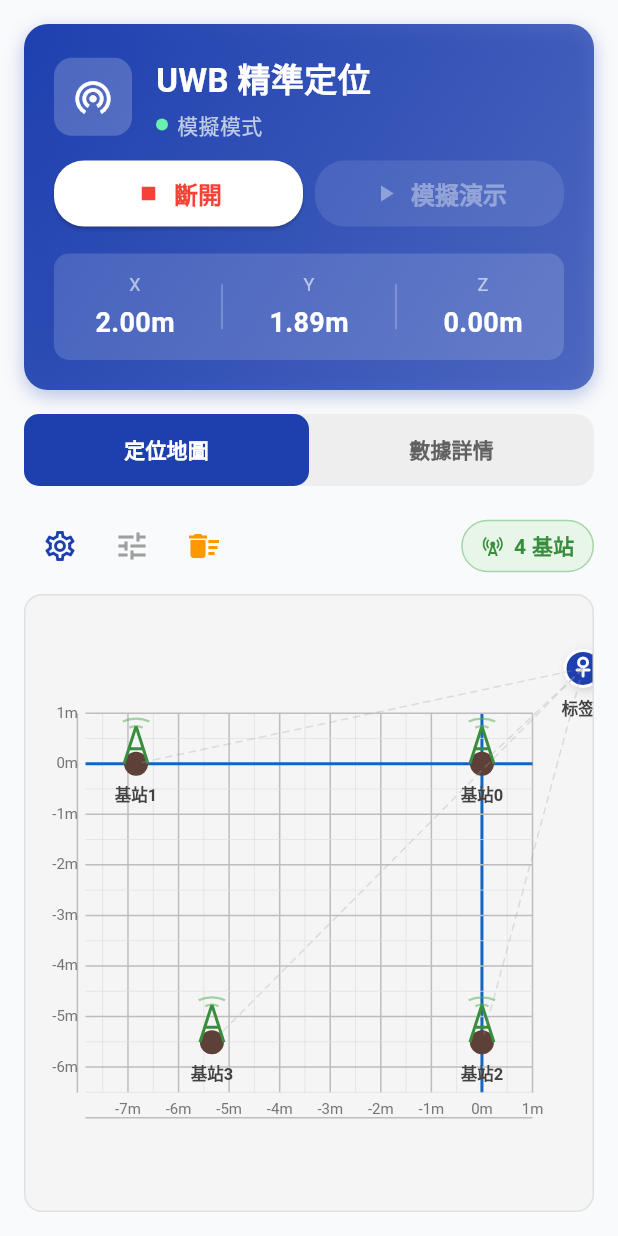
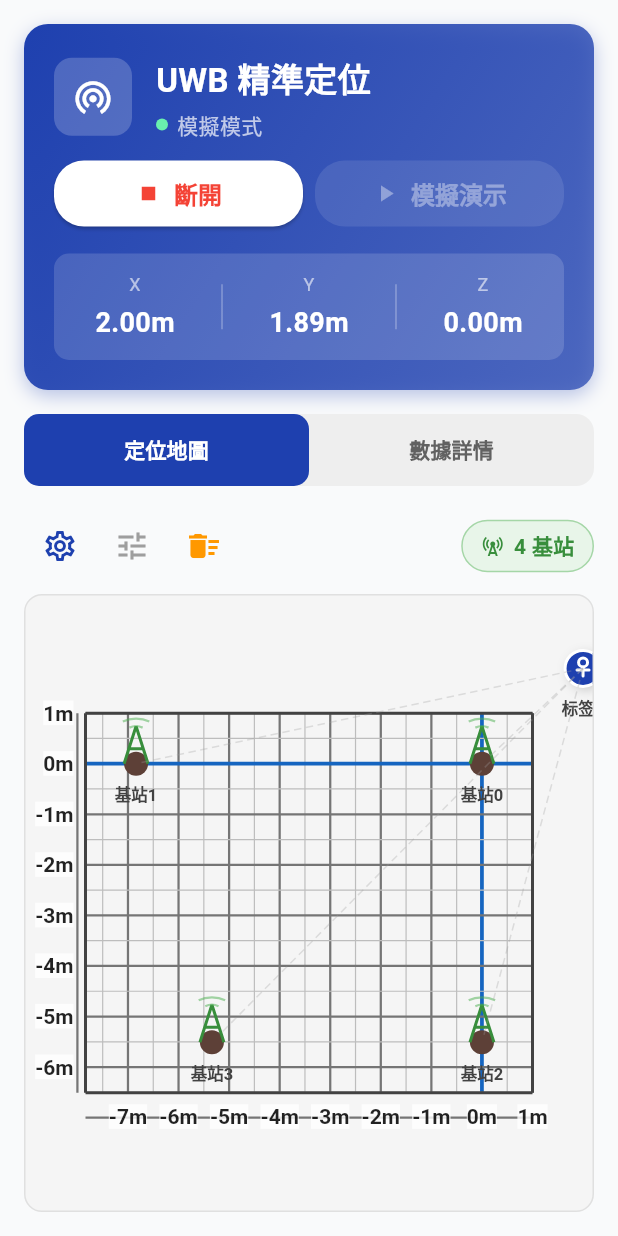
Before and after one commit to bil1812136-create/bsafe, a Flutter app: the LocationScreen screen opened directly, after a tap on "模擬演示", on a phone screen of 412 x 824 dp. Run offline on Flutter 3.47's test engine with Material 3 defaults, Android fonts, the phone set to English and light mode, and no system bars; our stand-ins replace connectivity_plus, file_picker, fl_chart, flutter_svg, image_picker, sqflite and 1 more; missing offline and left inert: dart:js_interop, flutter_libserialport, pdfrx; accounts and stored records are empty.

Commit message:
modified:   bsafe/flutter_app/lib/services/uwb_service.dart 	modified:   bsafe/flutter_app/lib/widgets/uwb_position_canvas.dart 	modified:   bsafe/flutter_app/lib/widgets/uwb_settings_panel.dart 	modified:   bsafe/flutter_app/pubspec.lock 	modified:   bsafe/flutter_app/pubspec.yaml 	modified:   bsafe/flutter_app/windows/flutter/generated_plugin_registrant.cc 	modified:   bsafe/flutter_app/windows/flutter/generated_plugins.cmake 	modified:   bsafe/flutter_app/Ai_Thinker_Twr_V1_0_1/TREKanc_config.xml 	modified:   bsafe/flutter_app/Ai_Thinker_Twr_V1_0_1/TREKthird_config.xml 	modified:   bsafe/flutter_app/Ai_Thinker_Twr_V1_0_1/TREKview_config.xml

```diff
--- a/bsafe/flutter_app/lib/widgets/uwb_position_canvas.dart
+++ b/bsafe/flutter_app/lib/widgets/uwb_position_canvas.dart
@@ -164,31 +164,34 @@ class UwbCanvasPainter extends CustomPainter {
     final imgWidth = img.width.toDouble();
     final imgHeight = img.height.toDouble();
 
-    // 使用配置中的偏移和比例
-    // xScale/yScale = 像素/米, 即圖片上每米對應多少像素
-    // xOffset/yOffset = 像素偏移
+    // xScale/yScale = 像素/米 (圖片上每米對應多少像素)
+    // xOffset/yOffset = 實際座標 (米) - 圖片左上角在 UWB 座標系中的位置
 
-    // 圖片原始尺寸對應的實際範圍 (米)
+    // 計算圖片對應的實際尺寸 (米)
     final double realWidth = imgWidth / config.xScale;
     final double realHeight = imgHeight / config.yScale;
 
-    // 計算圖片在畫布上的位置
-    // 圖片的左上角對應實際座標 (0,0) + 偏移
-    final double imgRealX = config.xOffset / config.xScale;
-    final double imgRealY = config.yOffset / config.yScale;
+    // 圖片左上角的實際座標 (米)
+    final double imgRealX = config.xOffset;
+    final double imgRealY = config.yOffset;
 
-    // 計算圖片在畫布上的邊界
+    // 轉換到畫布座標
+    // 注意：畫布的 Y 軸是反向的 (從上到下遞增)
     double canvasLeft = offsetX + (imgRealX - minX) * scale;
-    double canvasTop = size.height - offsetY - (imgRealY + realHeight - minY) * scale;
+    double canvasTop = size.height - offsetY - ((imgRealY + realHeight) - minY) * scale;
     double canvasWidth = realWidth * scale;
     double canvasHeight = realHeight * scale;
 
     // 翻轉處理
     if (config.flipX) {
-      canvasLeft = size.width - canvasLeft - canvasWidth;
+      canvas.save();
+      canvas.scale(-1, 1);
+      canvas.translate(-size.width, 0);
     }
     if (config.flipY) {
-      canvasTop = size.height - canvasTop - canvasHeight;
+      canvas.save();
+      canvas.scale(1, -1);
+      canvas.translate(0, -size.height);
     }
 
     final srcRect = Rect.fromLTWH(0, 0, imgWidth, imgHeight);
@@ -199,6 +202,14 @@ class UwbCanvasPainter extends CustomPainter {
       ..color = Color.fromRGBO(255, 255, 255, config.floorPlanOpacity);
 
     canvas.drawImageRect(img, srcRect, dstRect, paint);
+
+    // 恢復畫布狀態
+    if (config.flipY) {
+      canvas.restore();
+    }
+    if (config.flipX) {
+      canvas.restore();
+    }
   }
 
   void _drawEmptyState(Canvas canvas, Size size) {
@@ -234,16 +245,21 @@ class UwbCanvasPainter extends CustomPainter {
       double offsetY,
       Offset Function(double, double) toCanvas) {
     final gridPaint = Paint()
-      ..color = Colors.grey.shade300
-      ..strokeWidth = 0.5;
+      ..color = Colors.grey.shade400
+      ..strokeWidth = 0.8;
 
     final majorGridPaint = Paint()
-      ..color = Colors.grey.shade400
-      ..strokeWidth = 1.0;
+      ..color = Colors.grey.shade600
+      ..strokeWidth = 1.5;
 
     // 原點線加粗並使用更明顯的顏色
     final originPaint = Paint()
       ..color = Colors.blue.shade800
+      ..strokeWidth = 2.5;
+
+    // 外邊框線
+    final borderPaint = Paint()
+      ..color = Colors.grey.shade800
       ..strokeWidth = 2.0;
 
     // 從整數開始的 minX
@@ -281,6 +297,17 @@ class UwbCanvasPainter extends CustomPainter {
       final p2 = toCanvas(maxX, y);
       canvas.drawLine(p1, p2, paint);
     }
+
+    // 繪製邊框（座標軸）
+    final borderTopLeft = toCanvas(minX, maxY);
+    final borderTopRight = toCanvas(maxX, maxY);
+    final borderBottomLeft = toCanvas(minX, minY);
+    final borderBottomRight = toCanvas(maxX, minY);
+
+    canvas.drawLine(borderBottomLeft, borderBottomRight, borderPaint); // 底部 X 軸
+    canvas.drawLine(borderBottomLeft, borderTopLeft, borderPaint); // 左側 Y 軸
+    canvas.drawLine(borderTopRight, borderBottomRight, borderPaint); // 右側
+    canvas.drawLine(borderTopLeft, borderTopRight, borderPaint); // 頂部
   }
 
   void _drawFence(Canvas canvas, Offset Function(double, double) toCanvas,
@@ -523,18 +550,39 @@ class UwbCanvasPainter extends CustomPainter {
       double offsetY,
       Offset Function(double, double) toCanvas) {
     final textStyle = TextStyle(
-      color: Colors.grey.shade600,
-      fontSize: 10,
+      color: Colors.black87,
+      fontSize: 14,
+      fontWeight: FontWeight.bold,
+      backgroundColor: Colors.white.withOpacity(0.8),
     );
 
-    // 從整數開始
-    final double startX = minX.ceilToDouble();
-    final double endX = maxX.floorToDouble();
-    final double startY = minY.ceilToDouble();
-    final double endY = maxY.floorToDouble();
+    // 計算合適的標籤間隔
+    final double rangeX = (maxX - minX).abs();
+    final double rangeY = (maxY - minY).abs();
+
+    // 根據範圍決定標籤間隔
+    double intervalX = 1.0;
+    if (rangeX > 30) {
+      intervalX = 5.0;
+    } else if (rangeX > 15) {
+      intervalX = 2.0;
+    }
+
+    double intervalY = 1.0;
+    if (rangeY > 30) {
+      intervalY = 5.0;
+    } else if (rangeY > 15) {
+      intervalY = 2.0;
+    }
+
+    // 從整數開始（對齊到間隔）
+    final double startX = (minX / intervalX).ceilToDouble() * intervalX;
+    final double endX = (maxX / intervalX).floorToDouble() * intervalX;
+    final double startY = (minY / intervalY).ceilToDouble() * intervalY;
+    final double endY = (maxY / intervalY).floorToDouble() * intervalY;
 
     // X轴标签 (在底部)
-    for (double x = startX; x <= endX; x += 1) {
+    for (double x = startX; x <= endX; x += intervalX) {
       final pos = toCanvas(x, minY);
       final textPainter = TextPainter(
         text: TextSpan(text: '${x.toInt()}m', style: textStyle),
@@ -545,13 +593,13 @@ class UwbCanvasPainter extends CustomPainter {
         canvas,
         Offset(
           pos.dx - textPainter.width / 2,
-          size.height - offsetY + 5,
+          size.height - offsetY + 8,
         ),
       );
     }
 
     // Y轴标签 (在左側)
-    for (double y = startY; y <= endY; y += 1) {
+    for (double y = startY; y <= endY; y += intervalY) {
       final pos = toCanvas(minX, y);
       final textPainter = TextPainter(
         text: TextSpan(text: '${y.toInt()}m', style: textStyle),
@@ -561,7 +609,7 @@ class UwbCanvasPainter extends CustomPainter {
       textPainter.paint(
         canvas,
         Offset(
-          offsetX - textPainter.width - 5,
+          offsetX - textPainter.width - 8,
           pos.dy - textPainter.height / 2,
         ),
       );
--- a/bsafe/flutter_app/lib/widgets/uwb_settings_panel.dart
+++ b/bsafe/flutter_app/lib/widgets/uwb_settings_panel.dart
@@ -419,10 +419,10 @@ class _UwbSettingsPanelState extends State<UwbSettingsPanel>
 
           const SizedBox(height: 16),
           _buildSectionTitle('偏移設置'),
-          _buildNumberInputRowWithUnit('X 偏移', _xOffsetController, '像素', (v) {
+          _buildNumberInputRowWithUnit('X 偏移', _xOffsetController, '米', (v) {
             _updateConfig(config.copyWith(xOffset: v));
           }),
-          _buildNumberInputRowWithUnit('Y 偏移', _yOffsetController, '像素', (v) {
+          _buildNumberInputRowWithUnit('Y 偏移', _yOffsetController, '米', (v) {
             _updateConfig(config.copyWith(yOffset: v));
           }),
           const SizedBox(height: 16),
--- a/bsafe/flutter_app/pubspec.yaml
+++ b/bsafe/flutter_app/pubspec.yaml
@@ -45,7 +45,7 @@ dependencies:
   flutter_libserialport: ^0.4.0
   file_picker: ^10.3.10
   flutter_svg: ^2.2.3
-  pdfx: ^2.9.2
+  pdfrx: ^2.2.24
 
 dev_dependencies:
   flutter_test:
```
Also changed, not shown: bsafe/flutter_app/lib/services/uwb_service.dart (+21 -11 lines), bsafe/flutter_app/pubspec.lock, 2 other files.
